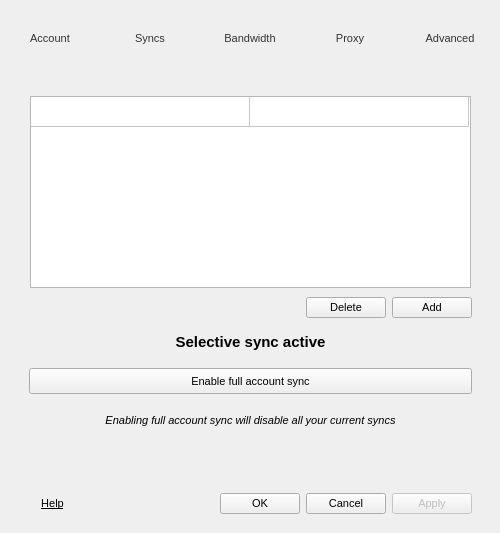
Above: Source/MEGASync/gui/win/SettingsDialog.ui from meganz/MEGAsync before the change. Below: the same form after it.
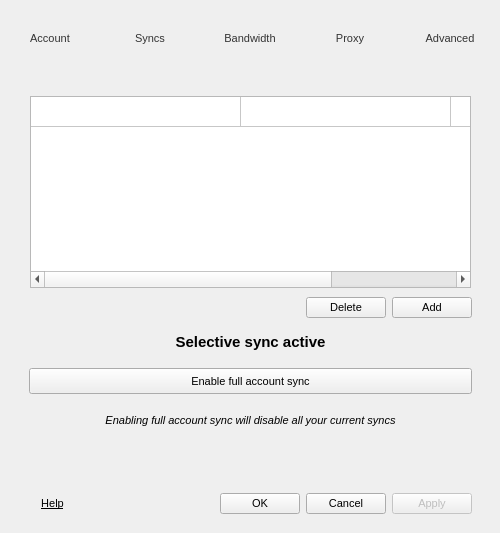
That is the form after the change. The open tabs and pages were chosen to show the change. Icons and pictures are not drawn.

Diff of the .ui file:
```diff
--- a/Source/MEGASync/gui/win/SettingsDialog.ui
+++ b/Source/MEGASync/gui/win/SettingsDialog.ui
@@ -1647,13 +1647,13 @@
                 <bool>true</bool>
                </attribute>
                <attribute name="horizontalHeaderDefaultSectionSize">
-                <number>219</number>
+                <number>210</number>
                </attribute>
                <attribute name="horizontalHeaderHighlightSections">
                 <bool>true</bool>
                </attribute>
                <attribute name="horizontalHeaderMinimumSectionSize">
-                <number>219</number>
+                <number>210</number>
                </attribute>
                <attribute name="horizontalHeaderShowSortIndicator" stdset="0">
                 <bool>false</bool>
@@ -1694,6 +1694,16 @@
                  <string>MEGA folder</string>
                 </property>
                </column>
+               <column>
+                <property name="text">
+                 <string/>
+                </property>
+               </column>
+               <item row="0" column="2">
+                <property name="text">
+                 <string/>
+                </property>
+               </item>
               </widget>
              </item>
             </layout>
```
